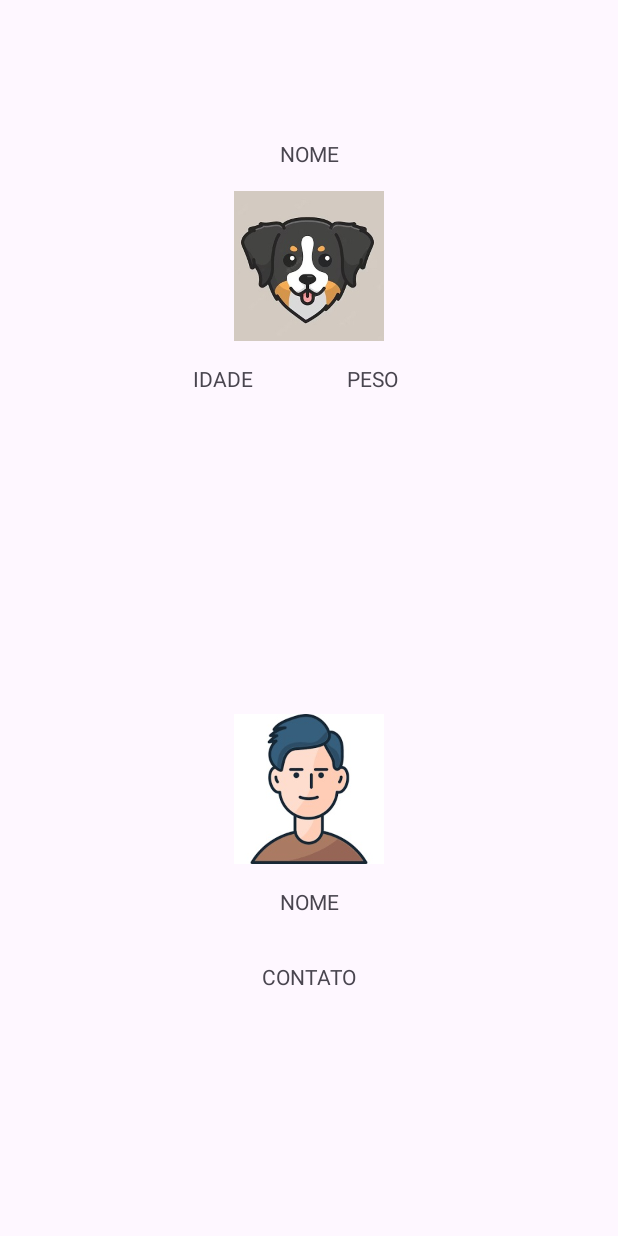
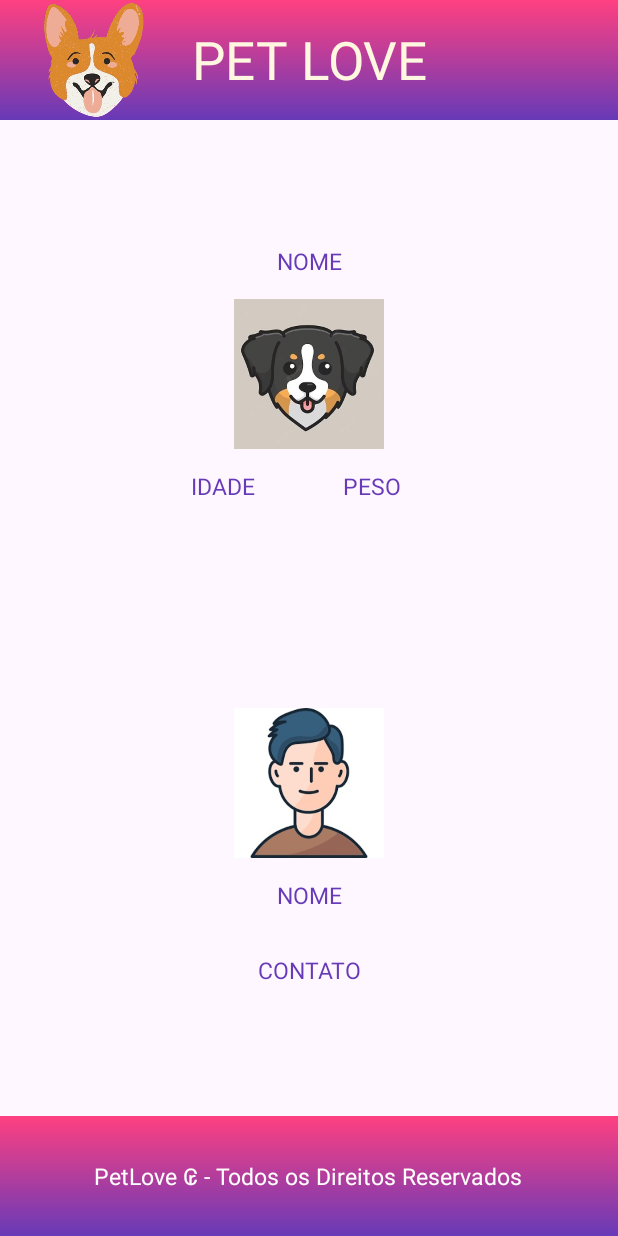
Before and after one commit to Ferreira96/Petlove, an Android app: the PerfilPetActivity screen opened directly, with no data from a screen before it, on a phone screen of 412 x 824 dp. Run offline under Robolectric (Android 15) with nearby library versions, the phone set to English and light mode, and no system bars; our stand-ins replace Firebase (no records; nobody signed in at launch, a user with empty details on screens opened directly).

Commit message:
Atualizados layouts restantes II

```diff
--- a/app/src/main/res/layout/activity_perfil_pet.xml
+++ b/app/src/main/res/layout/activity_perfil_pet.xml
@@ -7,26 +7,65 @@
 
     xmlns:app="http://schemas.android.com/apk/res-auto">
 
+    <!-- Cabeçalho -->
+    <RelativeLayout
+        android:id="@+id/header"
+        android:layout_width="match_parent"
+        android:layout_height="80dp"
+        android:background="@drawable/gradient_background"
+        android:gravity="center_vertical"
+        app:layout_constraintEnd_toEndOf="parent"
+        app:layout_constraintStart_toStartOf="parent"
+        app:layout_constraintTop_toTopOf="parent">
+
+        <TextView
+            android:id="@+id/tx_cabecalho_pet"
+            android:text="PET LOVE"
+            android:textColor="#FFF7E0"
+            android:textSize="35dp"
+            android:textAlignment="center"
+            android:layout_width="wrap_content"
+            android:layout_height="wrap_content"
+            android:layout_centerInParent="true" />
+
+        <ImageView
+            android:id="@+id/imageView"
+            android:layout_width="128dp"
+            android:layout_height="64dp"
+            android:layout_alignParentStart="true"
+            android:layout_alignParentTop="true"
+            android:layout_alignParentBottom="true"
+            android:layout_marginTop="2dp"
+            android:layout_marginBottom="2dp"
+            android:layout_toStartOf="@+id/tx_cabecalho_pet"
+            android:src="@drawable/petlove_icon_pet" />
+    </RelativeLayout>
+
     <!-- TEXTO  -->
 
     <TextView
         android:id="@+id/tx_nome_dog"
-        android:text="NOME"
-        android:gravity="center"
-
         android:layout_width="100dp"
         android:layout_height="50dp"
+        android:gravity="center"
+        android:text="NOME"
+
+        android:textColor="@color/roxo"
+        android:textSize="15dp"
+
 
         app:layout_constraintBottom_toBottomOf="parent"
         app:layout_constraintEnd_toEndOf="parent"
         app:layout_constraintStart_toStartOf="parent"
-        app:layout_constraintTop_toTopOf="parent"
+        app:layout_constraintTop_toBottomOf="@+id/header"
         app:layout_constraintVertical_bias="0.1" />
 
     <TextView
         android:id="@+id/tx_idade_dog"
         android:layout_width="100dp"
         android:layout_height="50dp"
+        android:textSize="15dp"
+        android:textColor="@color/roxo"
 
         android:gravity="center"
         android:text="IDADE"
@@ -40,6 +79,8 @@
         android:id="@+id/tx_peso_dog"
         android:layout_width="100dp"
         android:layout_height="50dp"
+        android:textSize="15dp"
+        android:textColor="@color/roxo"
 
         android:gravity="center"
         android:text="PESO"
@@ -53,8 +94,10 @@
         android:id="@+id/tx_nome_dono"
         android:text="NOME"
         android:gravity="center"
+        android:textSize="15dp"
+        android:textColor="@color/roxo"
 
-        android:layout_width="100dp"
+        android:layout_width="200dp"
         android:layout_height="50dp"
 
         app:layout_constraintEnd_toEndOf="parent"
@@ -66,6 +109,8 @@
         android:id="@+id/tx_contato_dono"
         android:text="CONTATO"
         android:gravity="center"
+        android:textSize="15dp"
+        android:textColor="@color/roxo"
 
         android:layout_width="200dp"
         android:layout_height="50dp"
@@ -93,9 +138,34 @@
         android:layout_height="100dp"
         android:src="@drawable/avatar01"
 
-        app:layout_constraintBottom_toBottomOf="parent"
+        app:layout_constraintBottom_toTopOf="@+id/footer"
         app:layout_constraintEnd_toEndOf="parent"
         app:layout_constraintStart_toStartOf="parent"
         app:layout_constraintTop_toBottomOf="@+id/imageView_dog" />
 
+    <!-- Rodapé -->
+    <RelativeLayout
+        android:id="@+id/footer"
+        android:layout_width="match_parent"
+        android:layout_height="80dp"
+        android:background="@drawable/gradient_background"
+        android:gravity="center_vertical"
+        app:layout_constraintBottom_toBottomOf="parent"
+        app:layout_constraintEnd_toEndOf="parent"
+        app:layout_constraintStart_toStartOf="parent">
+
+        <TextView
+            android:id="@+id/TxtView_Direitos"
+            android:layout_width="wrap_content"
+            android:layout_height="wrap_content"
+            android:layout_centerInParent="true"
+            android:contentDescription="PetLove ₢ - Todos os Direitos Reservados"
+            android:gravity="center"
+            android:text="PetLove ₢ - Todos os Direitos Reservados"
+            android:textAlignment="center"
+            android:textColor="@color/white"
+            android:textSize="15dp" />
+
+    </RelativeLayout>
+
 </androidx.constraintlayout.widget.ConstraintLayout>
```
